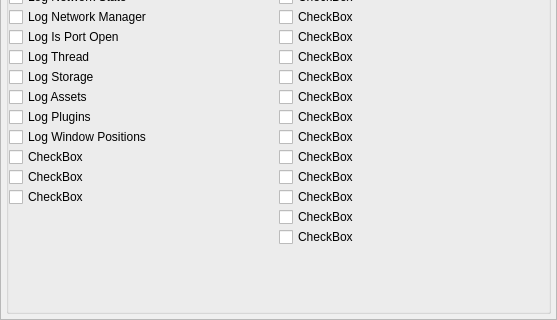
First picture: the form in nolimitgui/src/Forms/AppletLogSettings.ui, repository nolimitconnect/NoLimitConnect, before the edit; both pictures show x 0 to 557 and y 418 to 738 of the 557 by 738 pixel window.
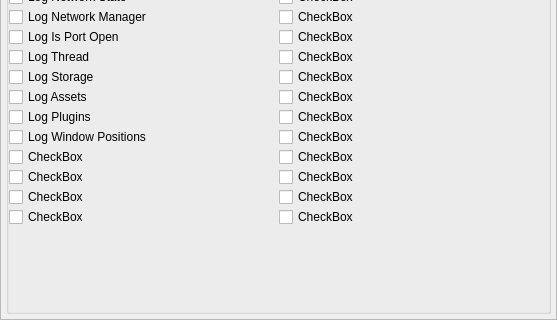
Second picture: the form after the edit.

What changed in the file:
```diff
--- a/nolimitgui/src/Forms/AppletLogSettings.ui
+++ b/nolimitgui/src/Forms/AppletLogSettings.ui
@@ -539,6 +539,13 @@
                 </property>
                </widget>
               </item>
+              <item>
+               <widget class="QCheckBox" name="m_LogModuleCheckBox_35">
+                <property name="text">
+                 <string notr="true">CheckBox</string>
+                </property>
+               </widget>
+              </item>
               <item>
                <spacer name="verticalSpacer_3">
                 <property name="orientation">
@@ -714,13 +721,6 @@
                 </property>
                </widget>
               </item>
-              <item>
-               <widget class="QCheckBox" name="m_LogModuleCheckBox_35">
-                <property name="text">
-                 <string notr="true">CheckBox</string>
-                </property>
-               </widget>
-              </item>
               <item>
                <widget class="QCheckBox" name="m_LogModuleCheckBox_36">
                 <property name="text">
```
